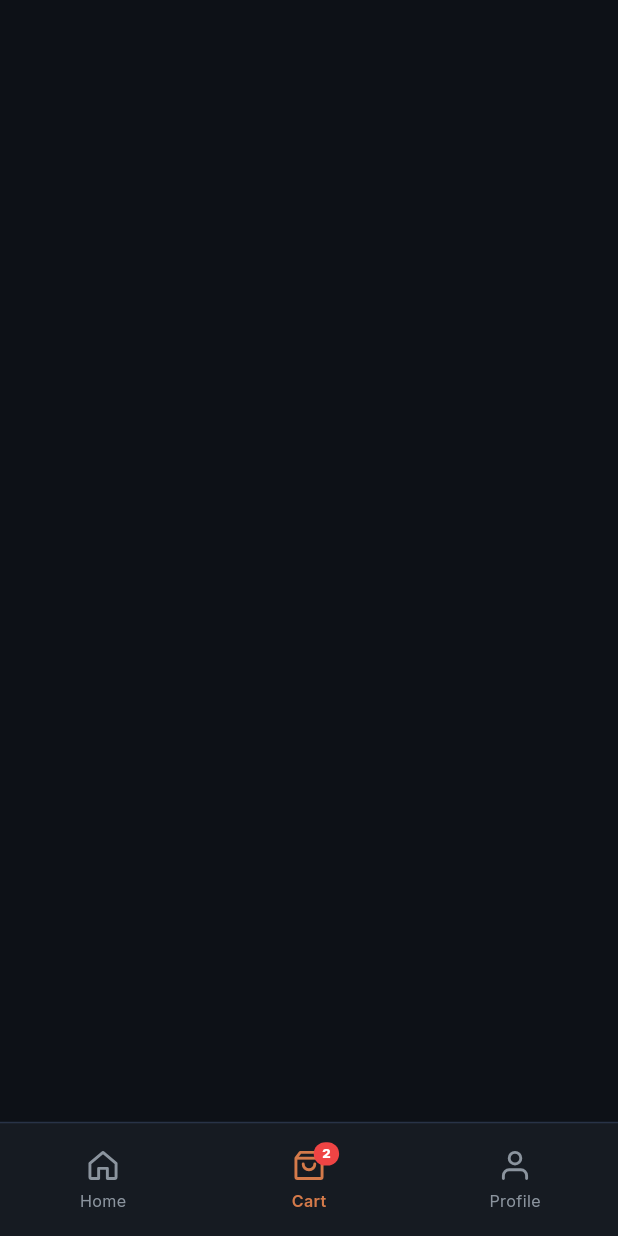
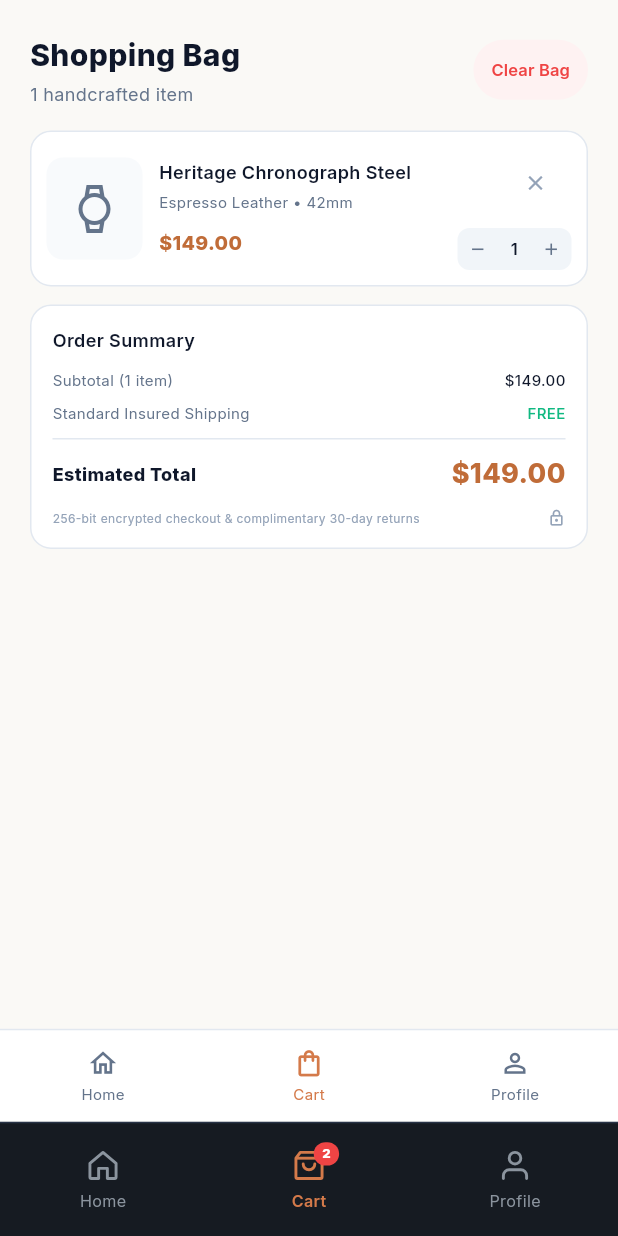
Before and after one commit to ahmedjihad2024/dokkan_application, a Flutter app: the _MainLayoutContent screen opened directly, swiped to page 2, on a phone screen of 412 x 824 dp. Run offline on Flutter 3.47's test engine with Material 3 defaults, Android fonts, the phone set to English and light mode, and no system bars; our stand-ins replace flutter_animate, flutter_bloc, flutter_screenutil, flutter_svg, image_picker, pull_to_refresh and 2 more; missing offline and left inert: animated_visibility; accounts and stored records are empty; network calls fail.

Commit message:
Build cart Screen

```diff
--- /dev/null
+++ b/devtools_options.yaml
@@ -0,0 +1,3 @@
+description: This file stores settings for Dart & Flutter DevTools.
+documentation: https://docs.flutter.dev/tools/devtools/extensions#configure-extension-enablement-states
+extensions:
--- /dev/null
+++ b/lib/features/cart/empty_cart.dart
@@ -0,0 +1,32 @@
+import 'package:dokkan/features/cart/presentation/cart_card.dart';
+import 'package:dokkan/features/cart/presentation/cart_screen.dart';
+import 'package:flutter/material.dart';
+
+
+class CartScreen extends StatefulWidget {
+  const CartScreen({super.key});
+
+  @override
+  State<CartScreen> createState() => _CartScreenState();
+}
+
+class _CartScreenState extends State<CartScreen> {
+  bool _hasProduct = true;
+
+  @override
+  Widget build(BuildContext context) {
+    if (_hasProduct) {
+      return FilledCartScreen(
+        onCartEmptied: () {
+          setState(() => _hasProduct = false);
+        },
+      );
+    }
+
+    return EmptyCartScreen(
+      onExploreCollections: () {
+
+      },
+    );
+  }
+}
--- /dev/null
+++ b/lib/features/cart/presentation/cart_card.dart
@@ -0,0 +1,406 @@
+import 'package:dokkan/core/res/color_manager.dart';
+import 'package:flutter/material.dart';
+
+class FilledCartScreen extends StatefulWidget {
+  const FilledCartScreen({
+    super.key,
+    required this.onCartEmptied,
+  });
+
+  final VoidCallback onCartEmptied;
+
+  @override
+  State<FilledCartScreen> createState() => _FilledCartScreenState();
+}
+
+class _FilledCartScreenState extends State<FilledCartScreen> {
+  int _quantity = 1;
+
+  static const double _price = 149;
+
+  double get _total => _price * _quantity;
+
+  void _removeProduct() {
+    widget.onCartEmptied();
+  }
+
+  void _decreaseQuantity() {
+    if (_quantity <= 1) {
+      _removeProduct();
+      return;
+    }
+
+    setState(() => _quantity--);
+  }
+
+  @override
+  Widget build(BuildContext context) {
+    return Scaffold(
+      backgroundColor: ColorM.backgroundLight,
+      body: SafeArea(
+        bottom: false,
+        child: Column(
+          crossAxisAlignment: CrossAxisAlignment.start,
+          children: [
+            Padding(
+              padding: const EdgeInsets.fromLTRB(20, 22, 20, 16),
+              child: Row(
+                children: [
+                  const Expanded(
+                    child: Column(
+                      crossAxisAlignment: CrossAxisAlignment.start,
+                      children: [
+                        Text(
+                          'Shopping Bag',
+                          style: TextStyle(
+                            color: ColorM.textPrimaryLight,
+                            fontSize: 20,
+                            fontWeight: FontWeight.w700,
+                          ),
+                        ),
+                        SizedBox(height: 3),
+                        Text(
+                          '1 handcrafted item',
+                          style: TextStyle(
+                            color: ColorM.textSecondaryLight,
+                            fontSize: 12,
+                          ),
+                        ),
+                      ],
+                    ),
+                  ),
+                  TextButton(
+                    onPressed: _removeProduct,
+                    style: TextButton.styleFrom(
+                      foregroundColor: ColorM.danger,
+                      backgroundColor: ColorM.dangerContainerLight,
+                      padding: const EdgeInsets.symmetric(
+                        horizontal: 12,
+                        vertical: 8,
+                      ),
+                    ),
+                    child: const Text(
+                      'Clear Bag',
+                      style: TextStyle(fontSize: 11),
+                    ),
+                  ),
+                ],
+              ),
+            ),
+            Expanded(
+              child: ListView(
+                padding: const EdgeInsets.fromLTRB(20, 0, 20, 20),
+                children: [
+                  _buildProductCard(),
+                  const SizedBox(height: 12),
+                  _buildOrderSummary(),
+                ],
+              ),
+            ),
+          ],
+        ),
+      ),
+      bottomNavigationBar: const _CartBottomNavigation(),
+    );
+  }
+
+  Widget _buildProductCard() {
+    return Container(
+      padding: const EdgeInsets.all(10),
+      decoration: BoxDecoration(
+        color: ColorM.surfaceLight,
+        border: Border.all(color: ColorM.borderLight),
+        borderRadius: BorderRadius.circular(14),
+      ),
+      child: Row(
+        children: [
+          Container(
+            width: 64,
+            height: 68,
+            decoration: BoxDecoration(
+              color: ColorM.surfaceLightSubtle,
+              borderRadius: BorderRadius.circular(11),
+            ),
+            child: const Icon(
+              Icons.watch_outlined,
+              color: ColorM.textSecondaryLight,
+              size: 32,
+            ),
+          ),
+          const SizedBox(width: 11),
+          const Expanded(
+            child: Column(
+              crossAxisAlignment: CrossAxisAlignment.start,
+              children: [
+                Text(
+                  'Heritage Chronograph Steel',
+                  maxLines: 1,
+                  overflow: TextOverflow.ellipsis,
+                  style: TextStyle(
+                    color: ColorM.textPrimaryLight,
+                    fontSize: 12,
+                    fontWeight: FontWeight.w600,
+                  ),
+                ),
+                SizedBox(height: 4),
+                Text(
+                  'Espresso Leather • 42mm',
+                  style: TextStyle(
+                    color: ColorM.textSecondaryLight,
+                    fontSize: 10,
+                  ),
+                ),
+                SizedBox(height: 11),
+                Text(
+                  '\$149.00',
+                  style: TextStyle(
+                    color: ColorM.primaryDark,
+                    fontSize: 13,
+                    fontWeight: FontWeight.w700,
+                  ),
+                ),
+              ],
+            ),
+          ),
+          const SizedBox(width: 6),
+          Column(
+            crossAxisAlignment: CrossAxisAlignment.end,
+            children: [
+              IconButton(
+                onPressed: _removeProduct,
+                icon: const Icon(Icons.close, size: 16),
+                color: ColorM.textMutedLight,
+                constraints: const BoxConstraints(
+                  minWidth: 30,
+                  minHeight: 30,
+                ),
+                padding: EdgeInsets.zero,
+              ),
+              const SizedBox(height: 6),
+              _buildQuantityControl(),
+            ],
+          ),
+        ],
+      ),
+    );
+  }
+
+  Widget _buildQuantityControl() {
+    return Container(
+      height: 28,
+      decoration: BoxDecoration(
+        color: ColorM.surfaceLightElevated,
+        borderRadius: BorderRadius.circular(8),
+      ),
+      child: Row(
+        mainAxisSize: MainAxisSize.min,
+        children: [
+          _quantityButton(
+            icon: Icons.remove,
+            onTap: _decreaseQuantity,
+          ),
+          SizedBox(
+            width: 22,
+            child: Text(
+              '$_quantity',
+              textAlign: TextAlign.center,
+              style: const TextStyle(
+                color: ColorM.textPrimaryLight,
+                fontSize: 11,
+                fontWeight: FontWeight.w600,
+              ),
+            ),
+          ),
+          _quantityButton(
+            icon: Icons.add,
+            onTap: () => setState(() => _quantity++),
+          ),
+        ],
+      ),
+    );
+  }
+
+  Widget _quantityButton({
+    required IconData icon,
+    required VoidCallback onTap,
+  }) {
+    return InkWell(
+      onTap: onTap,
+      borderRadius: BorderRadius.circular(8),
+      child: SizedBox(
+        width: 27,
+        height: 28,
+        child: Icon(
+          icon,
+          size: 13,
+          color: ColorM.textSecondaryLight,
+        ),
+      ),
+    );
+  }
+
+  Widget _buildOrderSummary() {
+    return Container(
+      padding: const EdgeInsets.all(14),
+      decoration: BoxDecoration(
+        color: ColorM.surfaceLight,
+        border: Border.all(color: ColorM.borderLight),
+        borderRadius: BorderRadius.circular(14),
+      ),
+      child: Column(
+        crossAxisAlignment: CrossAxisAlignment.start,
+        children: [
+          const Text(
+            'Order Summary',
+            style: TextStyle(
+              color: ColorM.textPrimaryLight,
+              fontSize: 12,
+              fontWeight: FontWeight.w600,
+            ),
+          ),
+          const SizedBox(height: 11),
+          _summaryRow(
+            'Subtotal ($_quantity item${_quantity == 1 ? '' : 's'})',
+            '\$${_total.toStringAsFixed(2)}',
+          ),
+          const SizedBox(height: 8),
+          _summaryRow(
+            'Standard Insured Shipping',
+            'FREE',
+            valueColor: ColorM.success,
+          ),
+          const Padding(
+            padding: EdgeInsets.symmetric(vertical: 10),
+            child: Divider(height: 1, color: ColorM.borderLight),
+          ),
+          Row(
+            children: [
+              const Expanded(
+                child: Text(
+                  'Estimated Total',
+                  style: TextStyle(
+                    color: ColorM.textPrimaryLight,
+                    fontSize: 12,
+                    fontWeight: FontWeight.w700,
+                  ),
+                ),
+              ),
+              Text(
+                '\$${_total.toStringAsFixed(2)}',
+                style: const TextStyle(
+                  color: ColorM.primaryDark,
+                  fontSize: 18,
+                  fontWeight: FontWeight.w700,
+                ),
+              ),
+            ],
+          ),
+          const SizedBox(height: 10),
+          const Row(
+            children: [
+              Expanded(
+                child: Text(
+                  '256-bit encrypted checkout & complimentary 30-day returns',
+                  style: TextStyle(
+                    color: ColorM.textMutedLight,
+                    fontSize: 8,
+                  ),
+                ),
+              ),
+              Icon(
+                Icons.lock_outline,
+                size: 12,
+                color: ColorM.textMutedLight,
+              ),
+            ],
+          ),
+        ],
+      ),
+    );
+  }
+
+  Widget _summaryRow(
+    String label,
+    String value, {
+    Color valueColor = ColorM.textPrimaryLight,
+  }) {
+    return Row(
+      children: [
+        Expanded(
+          child: Text(
+            label,
+            style: const TextStyle(
+              color: ColorM.textSecondaryLight,
+              fontSize: 10,
+            ),
+          ),
+        ),
+        Text(
+          value,
+          style: TextStyle(
+            color: valueColor,
+            fontSize: 10,
+            fontWeight: FontWeight.w500,
+          ),
+        ),
+      ],
+    );
+  }
+}
+
+class _CartBottomNavigation extends StatelessWidget {
+  const _CartBottomNavigation();
+
+  @override
+  Widget build(BuildContext context) {
+    return SafeArea(
+      top: false,
+      child: Container(
+        height: 62,
+        decoration: const BoxDecoration(
+          color: ColorM.surfaceLight,
+          border: Border(top: BorderSide(color: ColorM.borderLight)),
+        ),
+        child: const Row(
+          children: [
+            _NavItem(icon: Icons.home_outlined, label: 'Home'),
+            _NavItem(
+              icon: Icons.shopping_bag_outlined,
+              label: 'Cart',
+              selected: true,
+            ),
+            _NavItem(icon: Icons.person_outline, label: 'Profile'),
+          ],
+        ),
+      ),
+    );
+  }
+}
+
+class _NavItem extends StatelessWidget {
+  const _NavItem({
+    required this.icon,
+    required this.label,
+    this.selected = false,
+  });
+
+  final IconData icon;
+  final String label;
+  final bool selected;
+
+  @override
+  Widget build(BuildContext context) {
+    final color = selected ? ColorM.primary : ColorM.textSecondaryLight;
+
+    return Expanded(
+      child: Column(
+        mainAxisAlignment: MainAxisAlignment.center,
+        children: [
+          Icon(icon, size: 21, color: color),
+          const SizedBox(height: 3),
+          Text(label, style: TextStyle(color: color, fontSize: 10)),
+        ],
+      ),
+    );
+  }
+}
--- a/lib/features/main_layout/presentation/main_layout_screen.dart
+++ b/lib/features/main_layout/presentation/main_layout_screen.dart
@@ -1,8 +1,8 @@
+import 'package:dokkan/features/cart/empty_cart.dart';
 import 'package:flutter/material.dart';
 import 'package:flutter_bloc/flutter_bloc.dart';
 
 import '../../../core/extensions/theme_extensions.dart';
-import '../../../features/cart/presentation/cart_screen.dart';
 import '../../../features/home/presentation/home_tab.dart';
 import '../../../features/profile/presentation/profile_screen.dart';
 import 'cubit/layout_cubit.dart';
```
Also changed, not shown: lib/features/cart/presentation/cart_screen.dart (+152 -3 lines).
